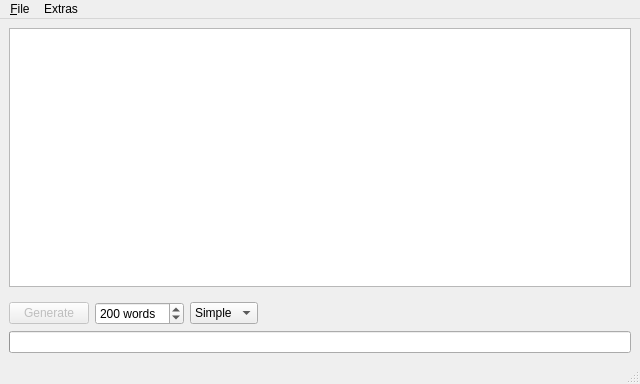
Above: mainwindow.ui from 607011/Belletristiq before the change. Below: the same form after it.
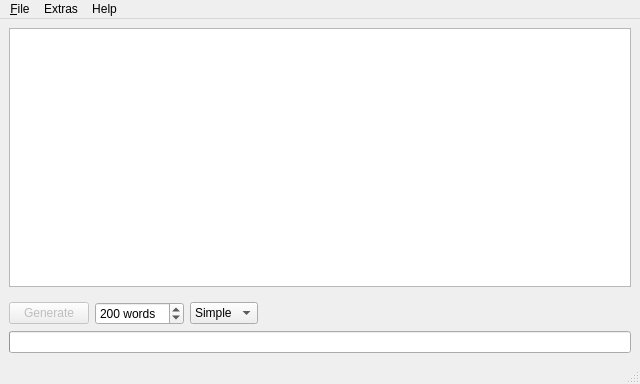
That is the form after the change. Icons and pictures are not drawn.

Commit message: Added 'About...' menus.

```diff
--- a/mainwindow.ui
+++ b/mainwindow.ui
@@ -134,8 +134,16 @@
     </property>
     <addaction name="actionResetMarkovChain"/>
    </widget>
+   <widget class="QMenu" name="menuHelp">
+    <property name="title">
+     <string>Help</string>
+    </property>
+    <addaction name="actionAbout"/>
+    <addaction name="actionAboutQt"/>
+   </widget>
    <addaction name="menu_File"/>
    <addaction name="menuExtras"/>
+   <addaction name="menuHelp"/>
   </widget>
   <widget class="QStatusBar" name="statusbar"/>
   <action name="actionSaveMarkovChain">
```
Left out of the diff: 10 changed lines with no effect on the pictures. The commit also changes 2 other files.
